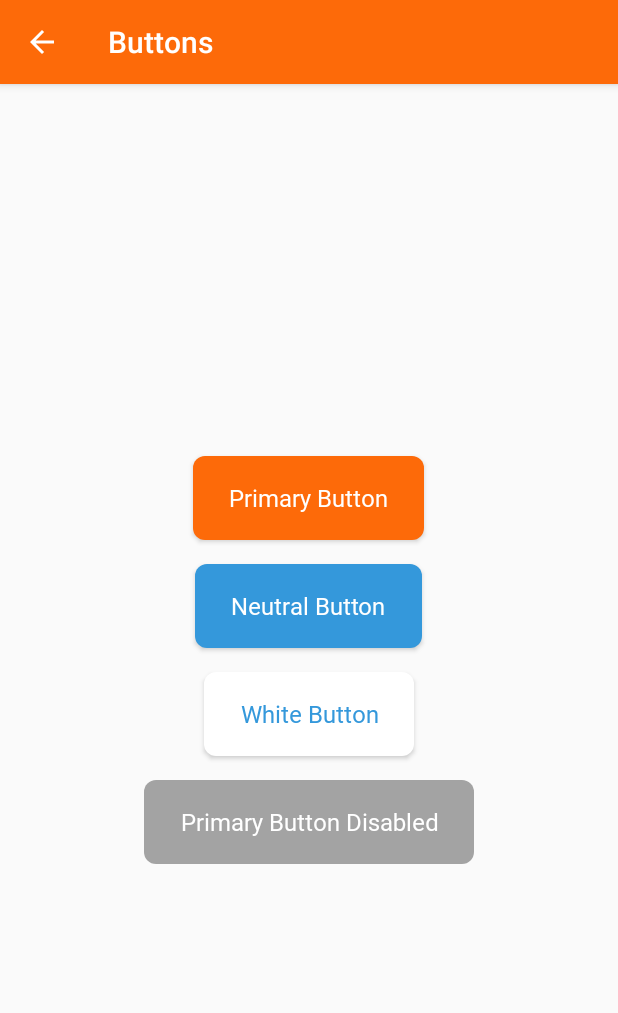
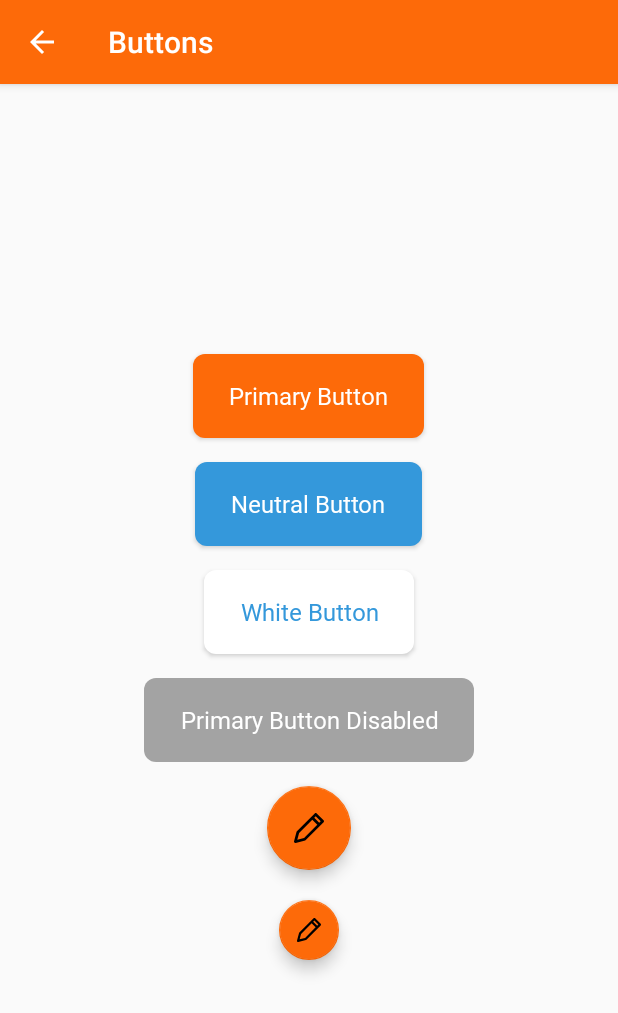
Before and after one commit to CraveFood/farmblocks-android, an Android app: the ButtonsActivity screen opened directly, with no data from a screen before it, on a phone screen of 412 x 824 dp. Shown: the top 1013 px of the screen. Run offline under Robolectric (Android 15) with nearby library versions, the phone set to English and light mode, and no system bars.

Commit message:
Implement FABs
farmblocks-android issue: 3

```diff
--- a/app/src/main/res/layout/activity_buttons.xml
+++ b/app/src/main/res/layout/activity_buttons.xml
@@ -33,4 +33,14 @@
 		android:text="Primary Button Disabled"
 		tools:ignore="HardcodedText" />
 
+	<com.google.android.material.floatingactionbutton.FloatingActionButton
+		style="@style/FarmBlocks.FloatingActionButton"
+		android:layout_margin="8dp"
+		android:src="@drawable/ic_edit" />
+
+	<com.google.android.material.floatingactionbutton.FloatingActionButton
+		style="@style/FarmBlocks.FloatingActionButton.Small"
+		android:layout_margin="8dp"
+		android:src="@drawable/ic_edit" />
+
 </LinearLayout>
--- a/components/build.gradle
+++ b/components/build.gradle
@@ -30,4 +30,5 @@ dependencies {
     testImplementation 'junit:junit:4.12'
     androidTestImplementation 'androidx.test:runner:1.2.0'
     androidTestImplementation 'androidx.test.espresso:espresso-core:3.2.0'
+    implementation 'com.google.android.material:material:1.0.0'
 }
--- /dev/null
+++ b/components/src/main/res/drawable/ic_edit.xml
@@ -0,0 +1,10 @@
+<vector
+	xmlns:android="http://schemas.android.com/apk/res/android"
+	android:width="24dp"
+	android:height="24dp"
+	android:viewportHeight="32"
+	android:viewportWidth="32">
+	<path
+		android:fillColor="#FF000000"
+		android:pathData="M26.909,10.403l-5.329,-5.328 1.581,-1.581 5.328,5.329 -1.58,1.58zM10.772,26.54l-7.265,1.936 1.937,-7.264 14.079,-14.08 5.329,5.328 -14.08,14.08zM31.573,7.795l-7.385,-7.386c-0.545,-0.545 -1.511,-0.545 -2.057,0l-19.021,19.023c-0.18,0.18 -0.311,0.406 -0.377,0.653l-2.685,10.068c-0.134,0.502 0.01,1.037 0.377,1.404 0.276,0.276 0.649,0.426 1.028,0.426 0.125,0 0.252,-0.016 0.375,-0.049l10.07,-2.684c0.247,-0.065 0.473,-0.195 0.653,-0.377l19.021,-19.021c0.569,-0.569 0.569,-1.489 0,-2.057v0z" />
+</vector>
--- a/components/src/main/res/values/button_styles.xml
+++ b/components/src/main/res/values/button_styles.xml
@@ -27,4 +27,20 @@
 		<item name="android:textColor">@color/button_white_text</item>
 	</style>
 
+	<style name="FarmBlocks.FloatingActionButton" parent="Widget.MaterialComponents.FloatingActionButton">
+		<item name="android:layout_width">56dp</item>
+		<item name="android:layout_height">56dp</item>
+		<item name="backgroundTint">@color/colorPrimary</item>
+		<item name="android:tint">@android:color/white</item>
+		<item name="maxImageSize">20dp</item>
+		<item name="fabSize">normal</item>
+	</style>
+
+	<style name="FarmBlocks.FloatingActionButton.Small">
+		<item name="android:layout_width">40dp</item>
+		<item name="android:layout_height">40dp</item>
+		<item name="maxImageSize">16dp</item>
+		<item name="fabSize">mini</item>
+	</style>
+
 </resources>
```
